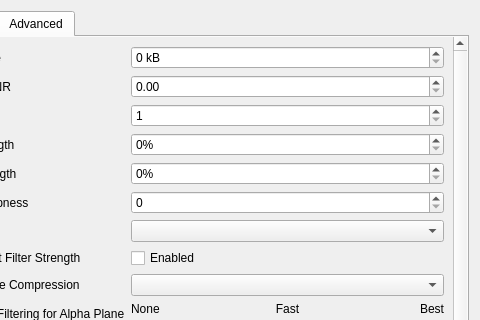
Qt form plugins/impex/webp/dlg_webp_export.ui (KDE/krita) before a commit; both pictures show x 81 to 561 and y 0 to 320 of the 561 by 529 pixel window.
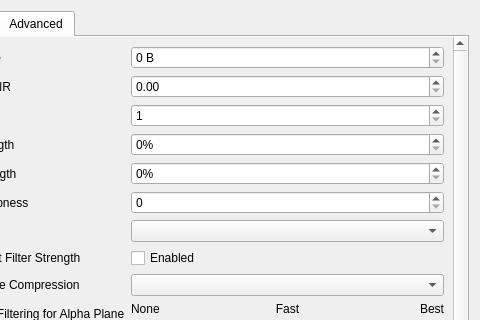
The same form after that commit. The open tabs and pages were chosen to show the change. Custom widgets are drawn as their Qt base class.

Commit message: Fix suffix of "target size" in WebP

Patch:
```diff
--- a/plugins/impex/webp/dlg_webp_export.ui
+++ b/plugins/impex/webp/dlg_webp_export.ui
@@ -233,7 +233,7 @@
               <string>If non-zero, sets the desired target size in bytes. Takes precedence over the compression parameters.</string>
              </property>
              <property name="suffix">
-              <string> kB</string>
+              <string> B</string>
              </property>
              <property name="maximum">
               <number>1000000000</number>
```
